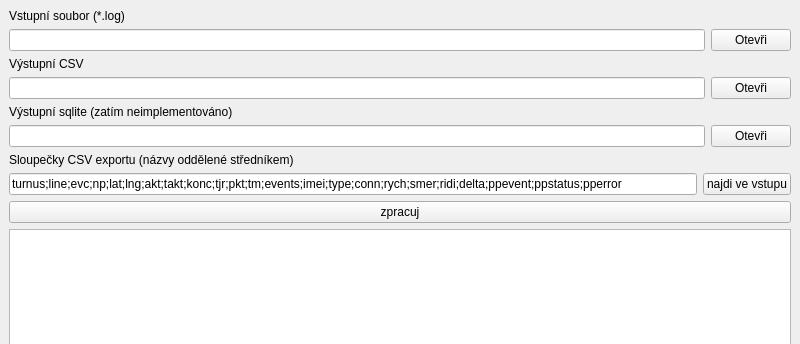
Qt form mainwindow.ui (frutabruta/MpvLogParser) before a commit; both pictures show x 0 to 800 and y 0 to 344 of the 800 by 600 pixel window.
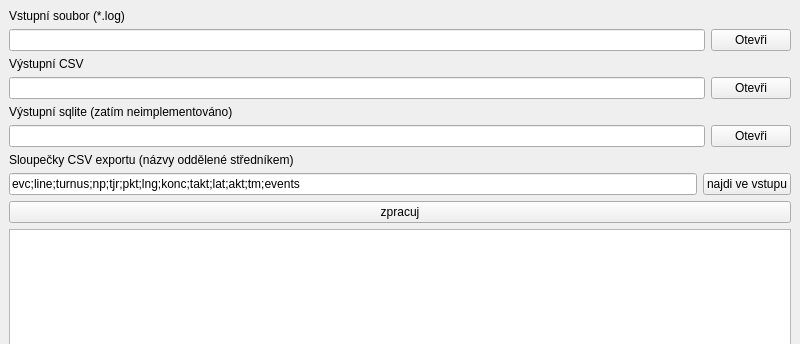
The same form after that commit.

```diff
--- a/mainwindow.ui
+++ b/mainwindow.ui
@@ -164,7 +164,7 @@
         <item>
          <widget class="QLineEdit" name="lineEdit_formatHlavicky">
           <property name="text">
-           <string>turnus;line;evc;np;lat;lng;akt;takt;konc;tjr;pkt;tm;events;imei;type;conn;rych;smer;ridi;delta;ppevent;ppstatus;pperror</string>
+           <string>evc;line;turnus;np;tjr;pkt;lng;konc;takt;lat;akt;tm;events</string>
           </property>
          </widget>
         </item>
```
